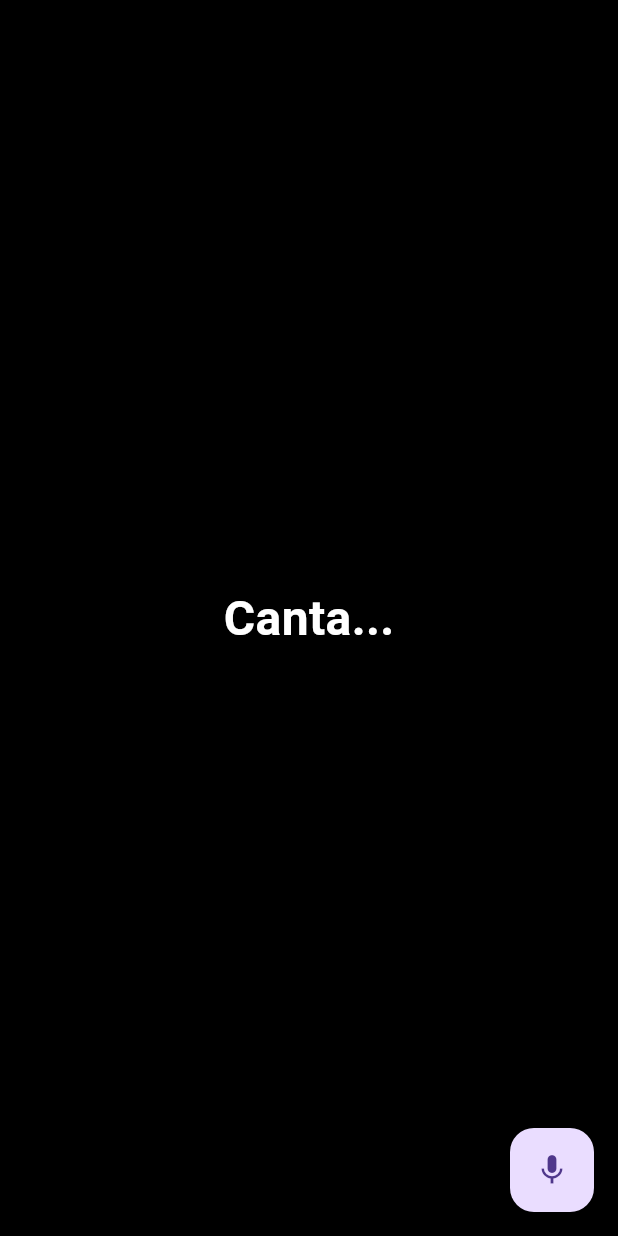
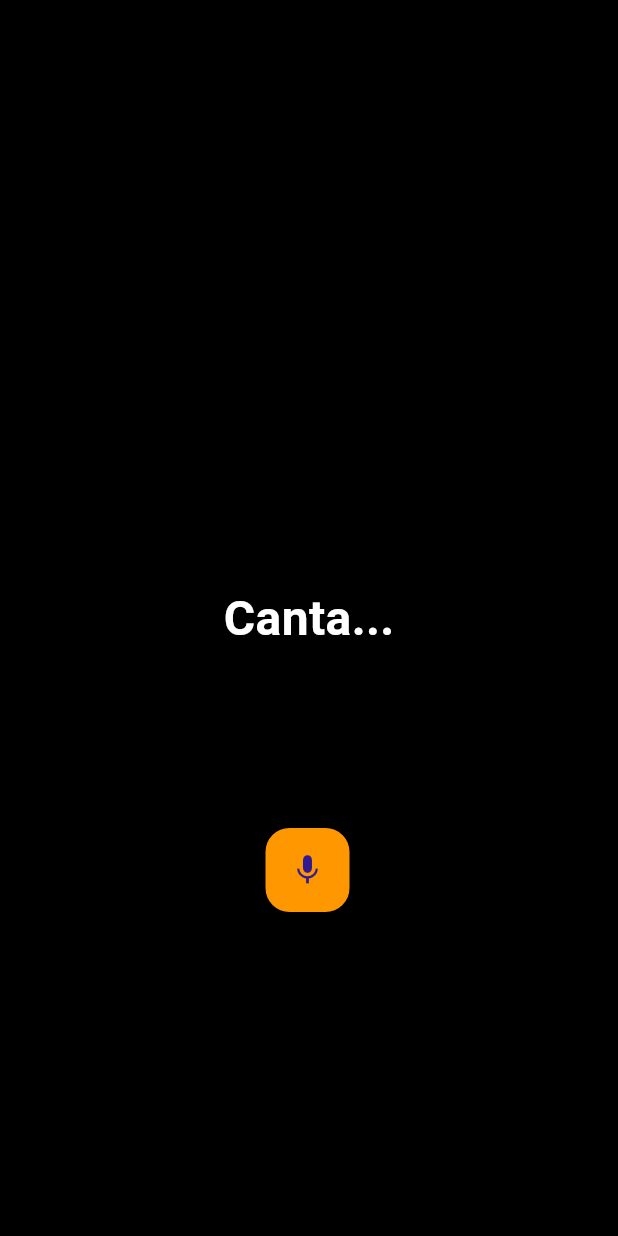
Before and after one commit to paoloVD21/euphonIA, a Flutter app: the PantallaGrabacion screen opened directly, on a phone screen of 412 x 824 dp. Run offline on Flutter 3.47's test engine with Material 3 defaults, Android fonts, the light colour scheme and no system bars; our stand-ins replace just_audio; missing offline and left inert: record.

Commit message:
Modificación de boton Grabar

```diff
--- a/lib/pages/pantalla_grabacion.dart
+++ b/lib/pages/pantalla_grabacion.dart
@@ -77,7 +77,15 @@ class _PantallaGrabacionState extends State<PantallaGrabacion> {
   }
 
   Widget _recordingButton() {
-    return FloatingActionButton(
+    return Align(
+      alignment: Alignment.bottomCenter, // Centra el botón en la parte inferior
+      child: Padding(
+        padding: const EdgeInsets.only(
+          bottom: 200.0,
+          left: 30.0,
+        ), // Espacio desde el borde inferior
+        child: FloatingActionButton(
+          backgroundColor: Colors.orange,
           onPressed: () async {
             if (isRecording) {
               String? filePath = await audioRecorder.stop();
@@ -104,9 +112,10 @@ class _PantallaGrabacionState extends State<PantallaGrabacion> {
             }
           },
           child: Icon(
-        isRecording
-            ? Icons.stop
-            : Icons.mic, // Cambia el icono según el estado de grabación
+            isRecording ? Icons.stop : Icons.mic,
+            color: Colors.deepPurple[900], // Cambia el color del icono
+          ),
+        ),
       ),
     );
   }
```
Lines whose indentation alone changed are shown as unchanged.
